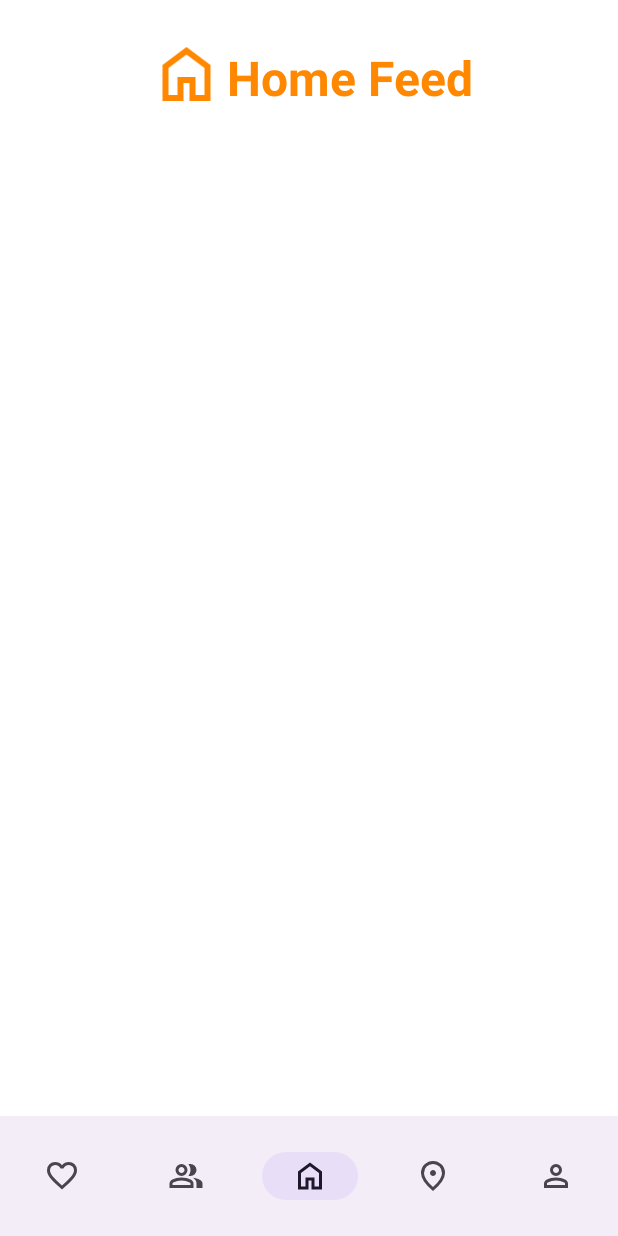
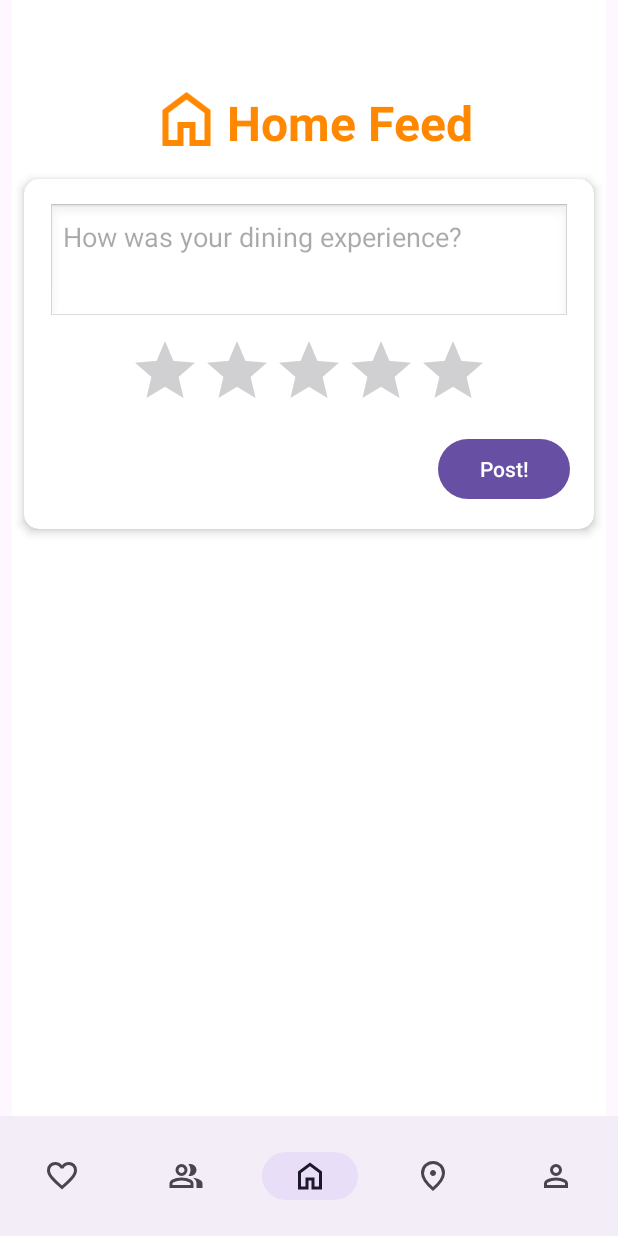
Before and after one commit to andreeag1/MealMatch, an Android app: the HomeFragment screen opened directly, with no data from a screen before it, on a phone screen of 412 x 824 dp. Run offline under Robolectric (Android 15) with nearby library versions, the light colour scheme and no system bars; our stand-ins replace navigation-ui.

Commit message:
Update home layout and add PostAdatper

```diff
--- a/client/app/build.gradle.kts
+++ b/client/app/build.gradle.kts
@@ -54,5 +54,6 @@ dependencies {
     testImplementation(libs.junit)
     androidTestImplementation(libs.androidx.junit)
     androidTestImplementation(libs.androidx.espresso.core)
+    implementation("androidx.cardview:cardview:1.0.0")
 
 }
--- /dev/null
+++ b/client/app/src/main/java/com/mealmatch/ui/feed/PostAdapter.kt
@@ -0,0 +1,38 @@
+package com.mealmatch.ui.feed
+
+import android.view.LayoutInflater
+import android.view.View
+import android.view.ViewGroup
+import android.widget.ImageView
+import android.widget.RatingBar
+import android.widget.TextView
+import androidx.recyclerview.widget.RecyclerView
+import com.mealmatch.R
+import com.mealmatch.data.model.Post
+
+class PostAdapter(private val postList: List<Post>) :
+    RecyclerView.Adapter<PostAdapter.PostViewHolder>() {
+
+    class PostViewHolder(view: View) : RecyclerView.ViewHolder(view) {
+        val username: TextView = view.findViewById(R.id.text_user)
+        val caption: TextView = view.findViewById(R.id.text_caption)
+        val ratingBar: RatingBar = view.findViewById(R.id.rating_bar)
+        val image: ImageView = view.findViewById(R.id.image_photo)
+    }
+
+    override fun onCreateViewHolder(parent: ViewGroup, viewType: Int): PostViewHolder {
+        val view = LayoutInflater.from(parent.context)
+            .inflate(R.layout.item_feed, parent, false)
+        return PostViewHolder(view)
+    }
+
+    override fun onBindViewHolder(holder: PostViewHolder, position: Int) {
+        val post = postList[position]
+        holder.username.text = post.user?.username ?: "Unknown User"
+        holder.caption.text = post.caption
+        holder.ratingBar.rating = post.rating
+        holder.image.visibility = View.GONE // for now
+    }
+
+    override fun getItemCount(): Int = postList.size
+}
--- a/client/app/src/main/res/layout/fragment_home.xml
+++ b/client/app/src/main/res/layout/fragment_home.xml
@@ -1,9 +1,12 @@
 <?xml version="1.0" encoding="utf-8"?>
-<androidx.constraintlayout.widget.ConstraintLayout xmlns:android="http://schemas.android.com/apk/res/android"
+<androidx.constraintlayout.widget.ConstraintLayout
+    xmlns:android="http://schemas.android.com/apk/res/android"
     xmlns:app="http://schemas.android.com/apk/res-auto"
     xmlns:tools="http://schemas.android.com/tools"
     android:layout_width="match_parent"
     android:layout_height="match_parent"
+    android:layout_marginStart="8dp"
+    android:layout_marginEnd="8dp"
     android:background="@android:color/white"
     tools:context=".ui.HomeFragment">
 
@@ -11,7 +14,7 @@
         android:id="@+id/homeTextView"
         android:layout_width="wrap_content"
         android:layout_height="wrap_content"
-        android:paddingTop="30dp"
+        android:paddingTop="60dp"
         android:paddingBottom="8dp"
         android:text="@string/home_page_label"
         android:textColor="@android:color/holo_orange_dark"
@@ -26,7 +29,7 @@
         android:id="@+id/imageView"
         android:layout_width="54dp"
         android:layout_height="48dp"
-        android:layout_marginTop="25dp"
+        android:layout_marginTop="55dp"
         android:contentDescription="@string/home_page_label"
         android:src="@drawable/home"
         app:layout_constraintEnd_toStartOf="@+id/homeTextView"
@@ -34,6 +37,58 @@
         app:layout_constraintStart_toStartOf="parent"
         app:layout_constraintTop_toTopOf="parent"
         app:tint="@android:color/holo_orange_dark" />
+
+    <androidx.cardview.widget.CardView
+        android:id="@+id/writePostCard"
+        android:layout_width="match_parent"
+        android:layout_height="wrap_content"
+        android:layout_margin="8dp"
+        app:cardElevation="4dp"
+        app:cardCornerRadius="10dp"
+        app:layout_constraintTop_toBottomOf="@id/homeTextView"
+        app:layout_constraintStart_toStartOf="parent"
+        app:layout_constraintEnd_toEndOf="parent">
+
+        <LinearLayout
+            android:layout_width="match_parent"
+            android:layout_height="wrap_content"
+            android:orientation="vertical"
+            android:padding="16dp">
+
+            <EditText
+                android:id="@+id/writeCaption"
+                android:layout_width="match_parent"
+                android:layout_height="wrap_content"
+                android:background="@android:drawable/edit_text"
+                android:gravity="top"
+                android:hint="@string/write_post"
+                android:inputType="textMultiLine"
+                android:maxLines="5"
+                android:minHeight="80dp"
+                android:padding="10dp" />
+
+            <RatingBar
+                android:id="@+id/writeRatingBar"
+                android:layout_width="wrap_content"
+                android:layout_height="wrap_content"
+                android:layout_gravity="center_horizontal"
+                android:layout_marginTop="8dp"
+                android:isIndicator="false"
+                android:numStars="5"
+                android:scaleX="1"
+                android:scaleY="1"
+                android:stepSize="0.5" />
+
+            <Button
+                android:id="@+id/postButton"
+                android:layout_width="wrap_content"
+                android:layout_height="wrap_content"
+                android:text="@string/create_post"
+                android:layout_gravity="end"
+                android:layout_marginTop="8dp" />
+
+        </LinearLayout>
+    </androidx.cardview.widget.CardView>
 
     <androidx.recyclerview.widget.RecyclerView
         android:id="@+id/homeRecyclerView"
@@ -43,17 +98,10 @@
         android:contentDescription="@string/home_page_description"
         android:paddingTop="4dp"
         android:paddingBottom="4dp"
+        app:layout_constraintTop_toBottomOf="@id/writePostCard"
+        app:layout_constraintStart_toStartOf="parent"
+        app:layout_constraintEnd_toEndOf="parent"
         app:layout_constraintBottom_toBottomOf="parent"
-        app:layout_constraintEnd_toEndOf="parent"
-        app:layout_constraintStart_toStartOf="parent"
-        app:layout_constraintTop_toBottomOf="@id/homeTextView"
-        tools:listitem="@layout/feed_item_template" />
-
-    <androidx.constraintlayout.widget.Group
-        android:id="@+id/group5"
-        android:layout_width="wrap_content"
-        android:layout_height="wrap_content"
-        app:constraint_referenced_ids="imageView,homeTextView" />
-
+        tools:listitem="@layout/item_feed" />
 
 </androidx.constraintlayout.widget.ConstraintLayout>
--- a/client/app/src/main/res/values/strings.xml
+++ b/client/app/src/main/res/values/strings.xml
@@ -15,6 +15,8 @@
     <string name="next">Next</string>
     <string name="previous">Previous</string>
     <string name="home_page_description">Home feed content</string>
+    <string name="write_post">How was your dining experience?</string>
+    <string name="create_post">Post!</string>
 
     <string name="lorem_ipsum">
         Lorem ipsum dolor sit amet, consectetur adipiscing elit. Nam in scelerisque sem. Mauris
```
